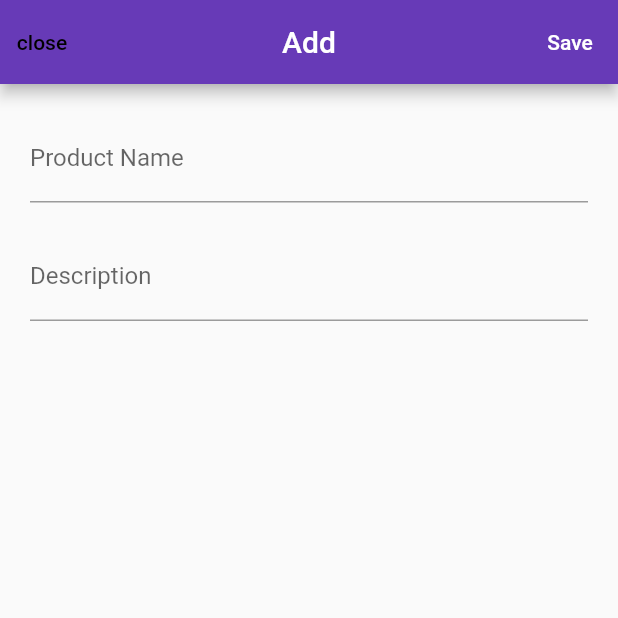
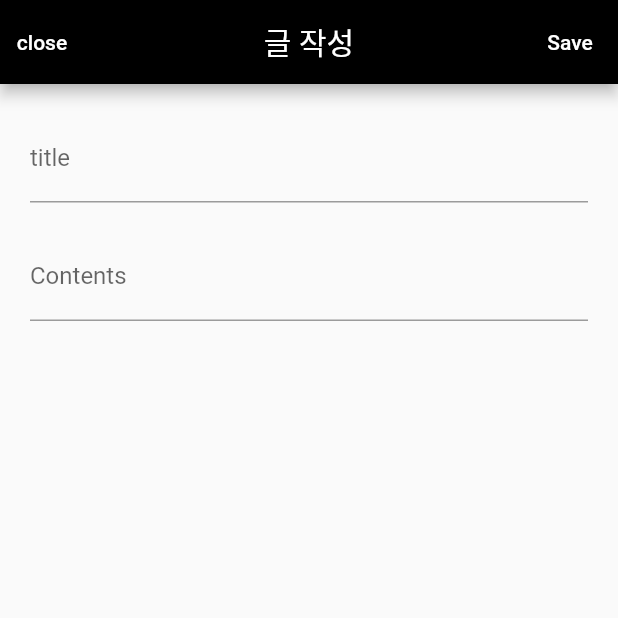
Before and after one commit to seohg/MusicCommunityApp, a Flutter app: the BoardPage screen opened directly, after a tap on the "add" icon, on a phone screen of 412 x 824 dp, the top half of it. Run offline on Flutter 3.47's test engine with Material 2 defaults, Android fonts, the phone set to English and light mode, and no system bars; our stand-ins replace cloud_firestore, firebase_auth, firebase_core, firebase_storage, google_fonts, google_sign_in and 1 more; accounts and stored records are empty.

Commit message:
20211122

```diff
--- a/lib/add.dart
+++ b/lib/add.dart
@@ -18,15 +18,16 @@ class AddPageState extends State<AddPage> {
     return Scaffold(
       //key: _scaffoldKey,
       appBar: AppBar(
+        backgroundColor: Colors.black,
         centerTitle: true,
         leading: TextButton(
-            child:Text('close',style:TextStyle(color: Colors.black)),
+            child:Text('close',style:TextStyle(color: Colors.white)),
             onPressed: (){
               Navigator.pop(context);
             },
           ),
 
-        title: Text('Add',textAlign: TextAlign.center),
+        title: Text('글 작성',textAlign: TextAlign.center),
         actions: <Widget>[
           Consumer<ApplicationState>(
           builder: (context, appState, _) =>
@@ -54,7 +55,7 @@ class AddPageState extends State<AddPage> {
                   child: TextField(
                     controller: _productnameController,
                     decoration: InputDecoration(
-                      labelText: 'Product Name',
+                      labelText: 'title',
                     ),
                   ),
                 ),
@@ -64,7 +65,7 @@ class AddPageState extends State<AddPage> {
                   child: TextField(
                     controller: _descriptionController,
                     decoration: InputDecoration(
-                      labelText: 'Description',
+                      labelText: 'Contents',
                     ),
                   ),
                 ),
--- a/lib/board.dart
+++ b/lib/board.dart
@@ -37,7 +37,9 @@ class BoardPageState extends State<BoardPage> {
     return products.map((product) {
       return Card(
         clipBehavior: Clip.antiAlias,
+        // TODO: Adjust card heights (103)
         child: Column(
+          // TODO: Center items on the card (103)
           crossAxisAlignment: CrossAxisAlignment.start,
           children: <Widget>[
 
@@ -50,7 +52,9 @@ class BoardPageState extends State<BoardPage> {
                       Expanded(
                         flex:7,
                         child: Column(
+                          // TODO: Align labels to the bottom and center (103)
                           crossAxisAlignment: CrossAxisAlignment.start,
+                          // TODO: Change innermost Column (103)
                           children:  <Widget>[
                             Text(
                               product.title,
@@ -77,9 +81,11 @@ class BoardPageState extends State<BoardPage> {
                                     style: TextButton.styleFrom(
                                       padding:EdgeInsets.zero,
                                       minimumSize: Size(20,40),
+
                                     ),
                                     child: const Text('more',
                                       style : TextStyle(
+                                        color: Colors.black,
                                         fontSize: 8,
                                       ),
                                     ),
@@ -159,7 +165,7 @@ class BoardPageState extends State<BoardPage> {
                 ),
                 underline: Container(
                   height: 2,
-                  color: Colors.deepPurpleAccent,
+                  color: Colors.black,
                 ),
                 onChanged: (String? newValue) {
                   setState(() {
@@ -175,6 +181,7 @@ class BoardPageState extends State<BoardPage> {
                     .map<DropdownMenuItem<String>>((String value) {
                   return DropdownMenuItem<String>(
                     value: value,
+
                     child: Text(value),
                   );
                 }).toList(),
@@ -227,6 +234,7 @@ class DetailPageState extends State<DetailPage> {
       //key: _scaffoldKey,
 
       appBar: AppBar(
+        backgroundColor: Colors.black,
         centerTitle: true,
         leading: IconButton(
 
@@ -299,7 +307,8 @@ class DetailPageState extends State<DetailPage> {
                       Padding(
                         padding:EdgeInsets.only(top:15),
                       ),
-                      Row(
+                      Column(
+                        mainAxisAlignment: MainAxisAlignment.start,
                         children:  <Widget>[
                           Text(product.title,
                             style: TextStyle(
@@ -311,7 +320,17 @@ class DetailPageState extends State<DetailPage> {
                           Padding(
                             padding:EdgeInsets.only(right:15),
                           ),
-                          IconButton(
+                          Text(product.contents,
+                            style: TextStyle(
+                              fontSize: 15,
+                              fontWeight: FontWeight.bold,
+                              color:Colors.blue,
+                            ),
+                          ),
+                          Row(
+                              mainAxisAlignment: MainAxisAlignment.start,
+                            children:  <Widget>[
+                              IconButton(
                             icon: Icon(Icons.thumb_up),
                             color: Colors.red,
                             iconSize: 30.0,
@@ -350,21 +369,11 @@ class DetailPageState extends State<DetailPage> {
                               fontWeight: FontWeight.bold,
                               color:Colors.blue,
                             ),
-                          ),
+                          ),],),
                         ],
                       ),
                       Padding(
                         padding:EdgeInsets.only(top:10),
-                      ),
-                      Row(
-                        children:  <Widget>[
-
-                          Padding(
-                            padding:EdgeInsets.only(right:15),
-                          ),
-
-
-                        ],
                       ),
                       Padding(
                         padding:EdgeInsets.only(top:10),
@@ -376,13 +385,7 @@ class DetailPageState extends State<DetailPage> {
                       Padding(
                         padding:EdgeInsets.only(top:10),
                       ),
-                      Text(product.contents,
-                        style: TextStyle(
-                          fontSize: 15,
-                          fontWeight: FontWeight.bold,
-                          color:Colors.blue,
-                        ),
-                      ),
+
                       Padding(
                         padding:EdgeInsets.only(top:10),
                       ),
--- a/lib/edit.dart
+++ b/lib/edit.dart
@@ -16,7 +16,6 @@ class EditPage extends StatefulWidget {
 
 class EditPageState extends State<EditPage> {
   late Product product = widget.product;
-  final picker = ImagePicker();
 
   final _productnameController = TextEditingController();
   final _priceController = TextEditingController();
@@ -32,9 +31,10 @@ class EditPageState extends State<EditPage> {
     return Scaffold(
       //key: _scaffoldKey,
       appBar: AppBar(
+        backgroundColor: Colors.black,
         centerTitle: true,
         leading: TextButton(
-          child:Text('close',style:TextStyle(color: Colors.black)),
+          child:Text('close',style:TextStyle(color: Colors.white)),
           onPressed: (){
             Navigator.pop(context);
           },
@@ -63,15 +63,6 @@ class EditPageState extends State<EditPage> {
       body: ListView(
           children: [
 
-            Container(
-              padding: EdgeInsets.fromLTRB(200, 0.0, 0, 0),
-              child: IconButton(
-                icon: Icon(Icons.camera_alt),
-                color: Colors.black,
-                onPressed: () {
-                },
-              ),
-            ),
             Column(
               children: <Widget>[
                 Padding(
--- a/lib/home.dart
+++ b/lib/home.dart
@@ -38,14 +38,17 @@ class _MyHomePageState extends State<MyHomePage> {
 
   Future<List> getMessageData(int num) async {
     // Get docs from collection reference
+    int counter =0;
     QuerySnapshot querySnapshot = await _collectionRefe.get();
     // Get data from docs and convert map to List
     List allData = querySnapshot.docs.map((doc) => doc.data()).toList();
     var picked;
     for(int i=0; i <allData.length; i++) {
       final temp = allData[i];
-      if (temp["receiver"].toString()==auth.currentUser!.displayName.toString())
+      if ((temp["receiver"].toString()==auth.currentUser!.displayName.toString())&&counter==num){
       picked = temp;
+      counter++;
+      }
     }
     List fin = [
       picked["content"].toString(),
@@ -548,27 +551,95 @@ class _MyHomePageState extends State<MyHomePage> {
                           }
                         }),
                     SizedBox(width: 10),
-                    Container(
+                    FutureBuilder(
+                        future: getMessageData(1),
+                        builder: (BuildContext context, AsyncSnapshot url) {
+                          if (url.hasData == false) {
+                            return Container(
                               width: 115.0,
                               decoration: BoxDecoration(
                                 color: Colors.grey[300],
                                 border: Border.all(
                                   color: Colors.white,
                                 ),
-                        borderRadius: BorderRadius.all(Radius.circular(10)),
+                                borderRadius:
+                                BorderRadius.all(Radius.circular(10)),
                               ),
+                            );
+                          } else if (url.hasError) {
+                            return Padding(
+                              padding: const EdgeInsets.all(8.0),
+                              child: Text(
+                                'Error: ${url.error}',
+                                style: TextStyle(fontSize: 15),
                               ),
-                    SizedBox(width: 10),
-                    Container(
+                            );
+                          } else {
+                            return Container(
                               width: 115.0,
                               decoration: BoxDecoration(
                                 color: Colors.grey[300],
                                 border: Border.all(
                                   color: Colors.white,
                                 ),
-                        borderRadius: BorderRadius.all(Radius.circular(10)),
+                                borderRadius:
+                                BorderRadius.all(Radius.circular(10)),
                               ),
+                              child: Column(
+                                children: [
+                                  Text(url.data[0]),
+                                  Text("from: " + url.data[1]),
+                                  Text(url.data[3]),
+                                ],
                               ),
+                            );
+                          }
+                        }),
+                    SizedBox(width: 10),
+                    FutureBuilder(
+                        future: getMessageData(2),
+                        builder: (BuildContext context, AsyncSnapshot url) {
+                          if (url.hasData == false) {
+                            return Container(
+                              width: 115.0,
+                              decoration: BoxDecoration(
+                                color: Colors.grey[300],
+                                border: Border.all(
+                                  color: Colors.white,
+                                ),
+                                borderRadius:
+                                BorderRadius.all(Radius.circular(10)),
+                              ),
+                            );
+                          } else if (url.hasError) {
+                            return Padding(
+                              padding: const EdgeInsets.all(8.0),
+                              child: Text(
+                                'Error: ${url.error}',
+                                style: TextStyle(fontSize: 15),
+                              ),
+                            );
+                          } else {
+                            return Container(
+                              width: 115.0,
+                              decoration: BoxDecoration(
+                                color: Colors.grey[300],
+                                border: Border.all(
+                                  color: Colors.white,
+                                ),
+                                borderRadius:
+                                BorderRadius.all(Radius.circular(10)),
+                              ),
+                              child: Column(
+                                children: [
+                                  Text(url.data[0]),
+                                  Text("from: " + url.data[1]),
+                                  Text(url.data[3]),
+                                ],
+                              ),
+                            );
+                          }
+                        }),
                     SizedBox(width: 10),
                     Container(
                       width: 115.0,
```
Lines whose indentation alone changed are shown as unchanged.
